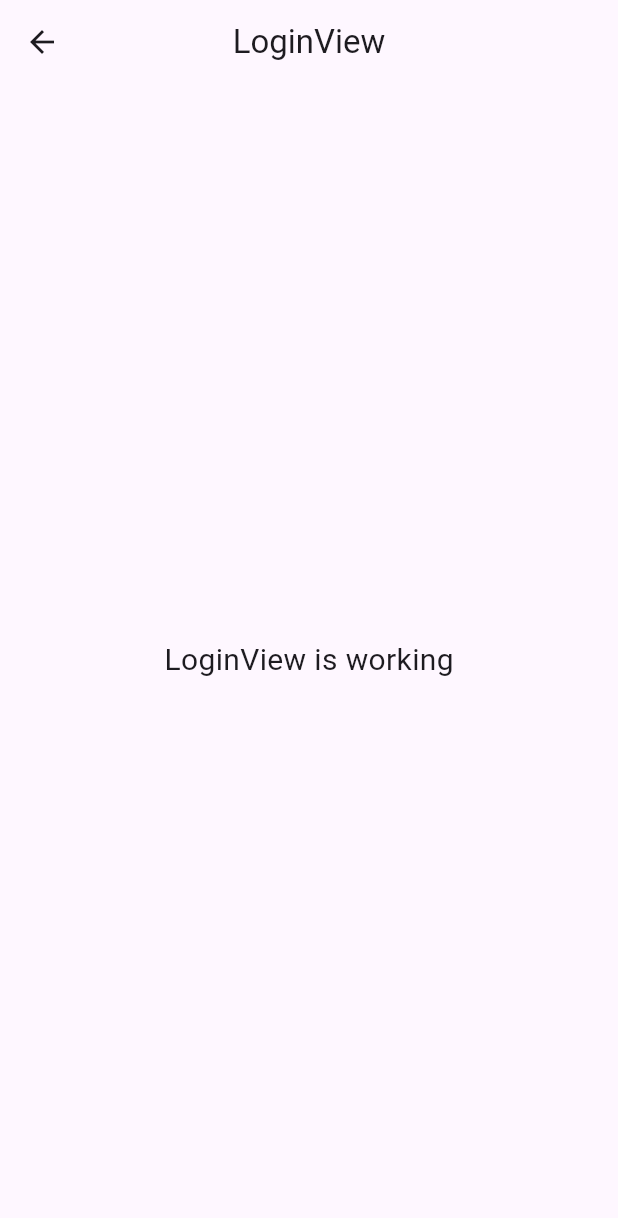
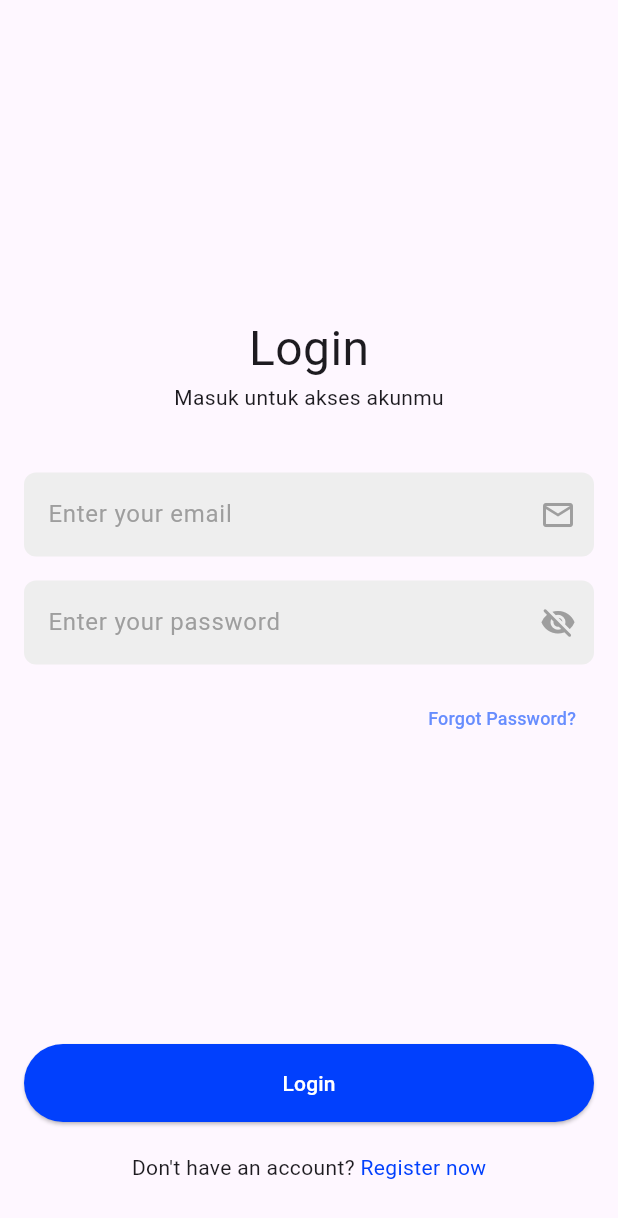
Before and after one commit to favjiw/oil-track, a Flutter app: the LoginView screen opened by its route, on a phone screen of 412 x 824 dp. Shown: the top 1218 px of the screen. Run offline on Flutter 3.47's test engine with Material 3 defaults, Android fonts, the phone set to English and light mode, and no system bars; our stand-ins replace flutter_svg, get.

Commit message:
added login page

```diff
--- a/lib/app/modules/login/controllers/login_controller.dart
+++ b/lib/app/modules/login/controllers/login_controller.dart
@@ -1,7 +1,11 @@
+import 'package:flutter/cupertino.dart';
 import 'package:get/get.dart';
 
 class LoginController extends GetxController {
   //TODO: Implement LoginController
+  var isPasswordHidden = true.obs;
+  TextEditingController emailController = TextEditingController();
+  TextEditingController passwordController = TextEditingController();
 
   final count = 0.obs;
   @override
--- a/lib/app/modules/login/views/login_view.dart
+++ b/lib/app/modules/login/views/login_view.dart
@@ -1,22 +1,95 @@
 import 'package:flutter/material.dart';
-
 import 'package:get/get.dart';
-
+import 'package:oiltrack/app/modules/shared/theme.dart';
+import 'package:oiltrack/app/modules/widgets/button_widget.dart';
+import 'package:oiltrack/app/modules/widgets/password_textfield_widget.dart';
+import 'package:oiltrack/app/modules/widgets/textfield_widget.dart';
 import '../controllers/login_controller.dart';
 
 class LoginView extends GetView<LoginController> {
   const LoginView({super.key});
   @override
   Widget build(BuildContext context) {
-    return Scaffold(
-      appBar: AppBar(
-        title: const Text('LoginView'),
-        centerTitle: true,
-      ),
-      body: const Center(
-        child: Text(
-          'LoginView is working',
-          style: TextStyle(fontSize: 20),
+    return GestureDetector(
+      onTap: () => FocusScope.of(context).unfocus(),
+      child: Scaffold(
+        body: Padding(
+          padding: const EdgeInsets.all(16.0),
+          child: SafeArea(
+            child: Column(
+              mainAxisAlignment: MainAxisAlignment.spaceBetween,
+              children: [
+                SizedBox(),
+                Column(
+                  children: [
+                    Row(
+                      mainAxisAlignment: MainAxisAlignment.center,
+                      children: [
+                        Column(
+                          children: [
+                            Text('Login', style: TextStyle(fontSize: 32.0)),
+                            Text('Masuk untuk akses akunmu'),
+                          ],
+                        ),
+                      ],
+                    ),
+                    SizedBox(height: 40.0),
+                    CustomTextField(
+                      controller: controller.emailController,
+                      hintText: 'Enter your email',
+                      suffixIcon: Icon(Icons.email_outlined),
+                      keyboardType: TextInputType.emailAddress,
+                      textInputAction: TextInputAction.next,
+                    ),
+                    SizedBox(height: 16.0),
+                    PasswordTextField(
+                      controllerField: controller.passwordController,
+                      textInputAction: TextInputAction.done,
+                    ),
+                    SizedBox(height: 12.0),
+                    Row(
+                      mainAxisAlignment: MainAxisAlignment.end,
+                      children: [
+                        TextButton(
+                          onPressed: () {},
+                          child: Text(
+                            'Forgot Password?',
+                            style: TextStyle(fontSize: 12.0, color: blue300),
+                          ),
+                        ),
+                      ],
+                    ),
+                  ],
+                ),
+                Column(
+                  crossAxisAlignment: CrossAxisAlignment.stretch,
+                  children: [
+                    CustomButton(
+                      onPressed: () {},
+                      text: 'Login',
+                      color: blue500,
+                    ),
+                    Padding(
+                      padding: const EdgeInsets.symmetric(vertical: 20.0),
+                      child: Row(
+                        mainAxisAlignment: MainAxisAlignment.center,
+                        children: [
+                          Text('Don\'t have an account?'),
+                          GestureDetector(
+                            onTap: () {},
+                            child: Text(
+                              ' Register now',
+                              style: TextStyle(color: blue500),
+                            ),
+                          ),
+                        ],
+                      ),
+                    ),
+                  ],
+                ),
+              ],
+            ),
+          ),
         ),
       ),
     );
--- a/lib/app/modules/shared/theme.dart
+++ b/lib/app/modules/shared/theme.dart
@@ -13,3 +13,4 @@
 Color blue950 = const Color(0xFF000619);
 Color blueGrad1 = const Color(0xFF013FFC);
 Color blueGrad2 = const Color(0xFF012696);
+Color greyFilled = const Color(0xFFC4C4C4);
--- /dev/null
+++ b/lib/app/modules/widgets/button_widget.dart
@@ -0,0 +1,27 @@
+import 'package:flutter/material.dart';
+
+class CustomButton extends StatelessWidget {
+  const CustomButton({
+    super.key,
+    required this.onPressed,
+    required this.text,
+    required this.color,
+  });
+
+  final VoidCallback onPressed;
+  final String text;
+  final Color color;
+
+  @override
+  Widget build(BuildContext context) {
+    return ElevatedButton(
+      onPressed: onPressed,
+      child: Text(text),
+      style: ElevatedButton.styleFrom(
+        backgroundColor: color,
+        foregroundColor: Colors.white,
+        padding: EdgeInsets.symmetric(horizontal: 32.0, vertical: 16.0),
+      ),
+    );
+  }
+}
--- /dev/null
+++ b/lib/app/modules/widgets/password_textfield_widget.dart
@@ -0,0 +1,52 @@
+import 'package:flutter/material.dart';
+import 'package:get/state_manager.dart';
+import 'package:oiltrack/app/modules/login/controllers/login_controller.dart';
+import 'package:oiltrack/app/modules/shared/theme.dart';
+
+class PasswordTextField extends GetWidget<LoginController> {
+  const PasswordTextField({
+    super.key,
+    required this.controllerField,
+    required this.textInputAction,
+  });
+
+  final TextEditingController controllerField;
+  final TextInputAction textInputAction;
+
+  @override
+  Widget build(BuildContext context) {
+    return Obx(
+      () => TextFormField(
+        textInputAction: textInputAction,
+        controller: controllerField,
+        cursorColor: blue500,
+        obscureText: controller.isPasswordHidden.value,
+        keyboardType: TextInputType.visiblePassword,
+        decoration: InputDecoration(
+          filled: true,
+          fillColor: Colors.grey[200],
+          hintStyle: TextStyle(color: Colors.grey[500]),
+          suffixIconColor: Colors.grey[500],
+          border: OutlineInputBorder(
+            borderSide: BorderSide.none,
+            borderRadius: BorderRadius.circular(8.0),
+          ),
+          hintText: 'Enter your password',
+          suffixIcon: IconButton(
+            splashColor: Colors.transparent,
+            onPressed: () {
+              controller.isPasswordHidden.value =
+                  !controller.isPasswordHidden.value;
+            },
+            icon: Icon(
+              controller.isPasswordHidden.value
+                  ? Icons.visibility_off_rounded
+                  : Icons.visibility_rounded,
+              color: Colors.grey[500],
+            ),
+          ),
+        ),
+      ),
+    );
+  }
+}
--- /dev/null
+++ b/lib/app/modules/widgets/textfield_widget.dart
@@ -0,0 +1,40 @@
+import 'package:flutter/material.dart';
+import 'package:oiltrack/app/modules/shared/theme.dart';
+
+class CustomTextField extends StatelessWidget {
+  const CustomTextField({
+    super.key,
+    required this.hintText,
+    required this.suffixIcon,
+    required this.keyboardType,
+    required this.textInputAction,
+    required this.controller,
+  });
+
+  final TextEditingController controller;
+  final String hintText;
+  final Widget suffixIcon;
+  final TextInputAction textInputAction;
+  final TextInputType keyboardType;
+
+  @override
+  Widget build(BuildContext context) {
+    return TextFormField(
+      textInputAction: textInputAction,
+      cursorColor: blue500,
+      keyboardType: keyboardType,
+      decoration: InputDecoration(
+        filled: true,
+        fillColor: Colors.grey[200],
+        hintStyle: TextStyle(color: Colors.grey[500]),
+        suffixIconColor: Colors.grey[500],
+        border: OutlineInputBorder(
+          borderSide: BorderSide.none,
+          borderRadius: BorderRadius.circular(8.0),
+        ),
+        hintText: hintText,
+        suffixIcon: suffixIcon,
+      ),
+    );
+  }
+}
--- a/lib/app/routes/app_pages.dart
+++ b/lib/app/routes/app_pages.dart
@@ -10,7 +10,7 @@
 class AppPages {
   AppPages._();
 
-  static const INITIAL = Routes.HOME;
+  static const INITIAL = Routes.LOGIN;
 
   static final routes = [
     GetPage(
```
